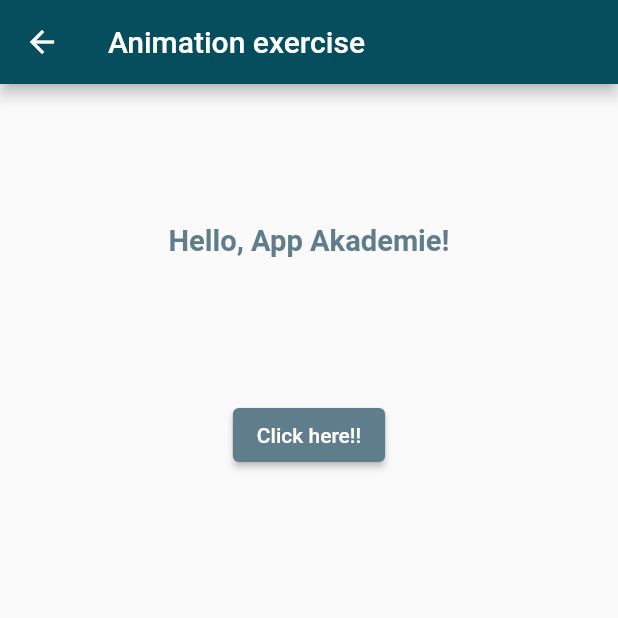
After one commit to hanna-kr/app_akademie_exercises, a Flutter app: the AnimationPage screen opened by its route, after a tap on "Click here!!", on a phone screen of 412 x 824 dp, the top half of it. The commit adds this screen. Run offline on Flutter 3.47's test engine with Material 2 defaults, Android fonts, the phone set to English and light mode, and no system bars.

Commit message:
added animation textstyle exercise

```diff
--- /dev/null
+++ b/lib/5.1.1/screens/animation_exercise.dart
@@ -0,0 +1,61 @@
+import 'package:flutter/material.dart';
+
+class AnimationPage extends StatefulWidget {
+  const AnimationPage({super.key});
+
+  @override
+  State<AnimationPage> createState() => _AnimationPageState();
+}
+
+class _AnimationPageState extends State<AnimationPage> {
+  bool first = true;
+  double newFontSize = 12;
+
+  @override
+  Widget build(BuildContext context) {
+    return Scaffold(
+      appBar: AppBar(
+        backgroundColor: Theme.of(context).primaryColor,
+        title: const Text('Animation exercise'),
+      ),
+      body: Center(
+        child: Column(
+          children: [
+            SizedBox(
+              height: 210,
+              child: AnimatedDefaultTextStyle(
+                curve: Curves.easeIn,
+                duration: const Duration(milliseconds: 2000),
+                style: TextStyle(
+                    fontSize: newFontSize,
+                    fontWeight: FontWeight.bold,
+                    color: Colors.blueGrey),
+                child: const Column(
+                  mainAxisAlignment: MainAxisAlignment.center,
+                  children: [
+                    Text(
+                      'Hello, App Akademie!',
+                      textAlign: TextAlign.center,
+                    )
+                  ],
+                ),
+              ),
+            ),
+            ElevatedButton(
+              style: ButtonStyle(
+                backgroundColor: MaterialStateProperty.all(Colors.blueGrey),
+              ),
+              onPressed: () {
+                setState(() {
+                  newFontSize = first ? 32 : 12;
+                  first = !first;
+                });
+              },
+              child: const Text('Click here!!'),
+            ),
+          ],
+        ),
+      ),
+    );
+  }
+}
--- a/lib/chapter_list.dart
+++ b/lib/chapter_list.dart
@@ -6,7 +6,7 @@ final List<Chapter> chapters = [
     title: 'Kapitel 4 Slides 5.3-6.1',
     exercises: [
       Exercise(name: 'Weather App', route: '/weather_app'),
-      Exercise(name: 'Column and Row', route: '/column_row'),
+      Exercise(name: 'Column / Row', route: '/column_row'),
       Exercise(name: 'Sized Box', route: '/sized_box'),
       Exercise(name: 'List View', route: '/list_view'),
       Exercise(name: 'Navigator', route: '/navigator'),
@@ -18,6 +18,7 @@ final List<Chapter> chapters = [
       Exercise(name: 'Column / Row / Switch', route: '/switch_exercise'),
       Exercise(name: 'Profile / Steckbrief / Styles', route: '/animal_profile'),
       Exercise(name: 'Material Button', route: '/material_button'),
+      Exercise(name: 'Animation / TextStyle', route: '/animation_exercise'),
     ],
   ),
 ];
--- a/lib/main.dart
+++ b/lib/main.dart
@@ -4,6 +4,7 @@ import 'package:app_akademie_exercises/4.5.3-4.6.1/screens/column_row.dart';
 import 'package:app_akademie_exercises/4.5.3-4.6.1/screens/listview.dart';
 import 'package:app_akademie_exercises/4.5.3-4.6.1/screens/sized_box.dart';
 import 'package:app_akademie_exercises/4.5.3-4.6.1/screens/weather_app.dart';
+import 'package:app_akademie_exercises/5.1.1/screens/animation_exercise.dart';
 import 'package:app_akademie_exercises/5.1.1/screens/home_page.dart';
 import 'package:app_akademie_exercises/5.1.1/screens/material_button_page.dart';
 import 'package:app_akademie_exercises/5.1.1/screens/profile.dart';
@@ -21,7 +22,9 @@ class MyApp extends StatelessWidget {
   Widget build(BuildContext context) {
     return MaterialApp(
       debugShowCheckedModeBanner: false,
-      theme: ThemeData(primaryColor: const Color.fromARGB(255, 6, 78, 94)),
+      theme: ThemeData(
+        primaryColor: const Color.fromARGB(255, 6, 78, 94),
+      ),
       title: 'Combined Exercises',
       initialRoute: '/',
       routes: {
@@ -36,6 +39,7 @@ class MyApp extends StatelessWidget {
         '/switch_exercise': (context) => const SwitchExercisePage(),
         '/animal_profile': (context) => const AnimalProfilePage(),
         '/material_button': (context) => const MyCustomButtonPage(),
+        '/animation_exercise': (context) => const AnimationPage()
       },
     );
   }
```
